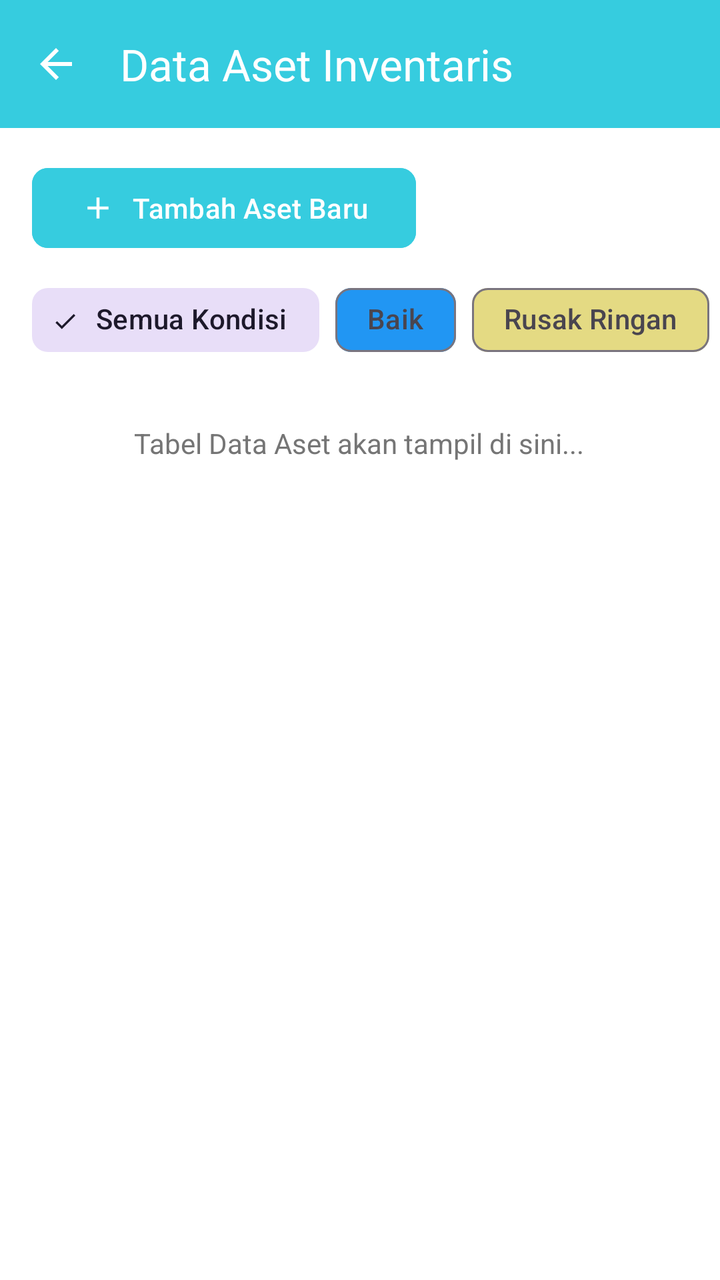
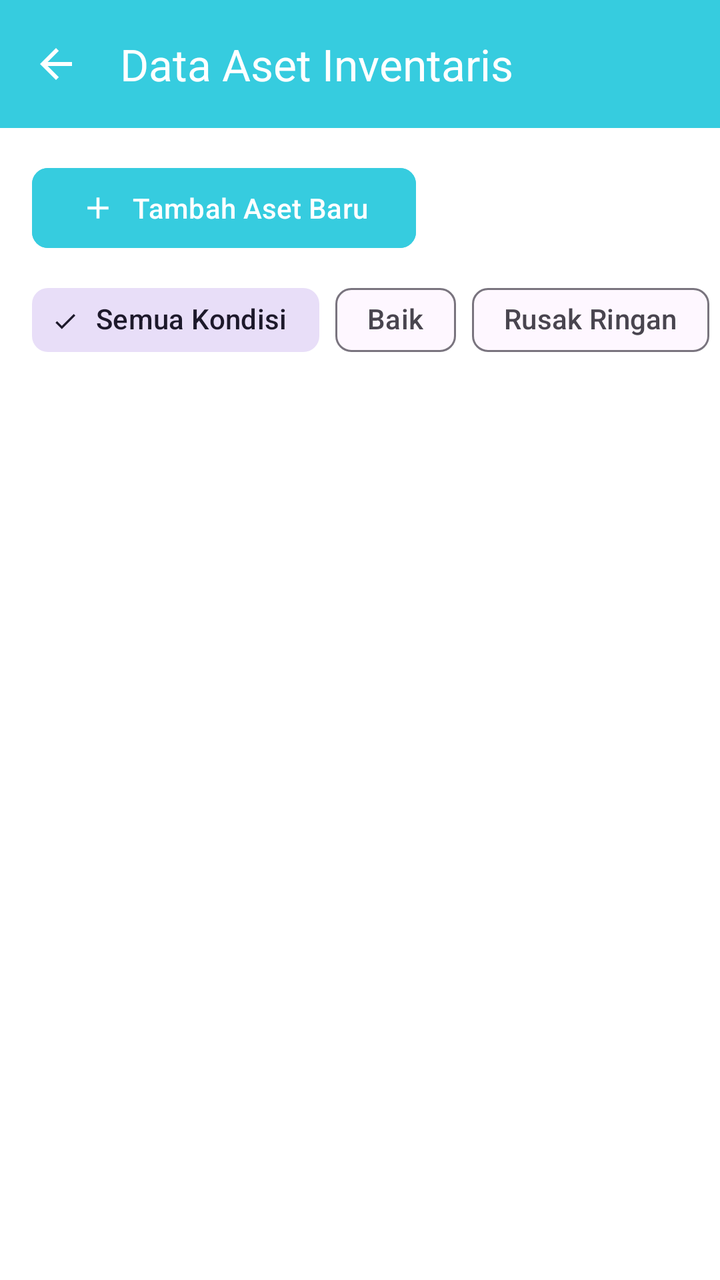

The first picture is an Android layout as it rendered before a commit; the second is the same layout after the commit. The layout source and the unified diff follow.
<!-- AndroidManifest.xml: application theme Theme.Amelcat -->
<!-- res/layout/fragment_data_aset.xml -->
<?xml version="1.0" encoding="utf-8"?>
<androidx.constraintlayout.widget.ConstraintLayout
    xmlns:android="http://schemas.android.com/apk/res/android"
    xmlns:app="http://schemas.android.com/apk/res-auto"
    xmlns:tools="http://schemas.android.com/tools"
    android:layout_width="match_parent"
    android:layout_height="match_parent"
    android:background="@color/white">

    <androidx.appcompat.widget.Toolbar
        android:id="@+id/toolbarDataAset"
        android:layout_width="match_parent"
        android:layout_height="?attr/actionBarSize"
        android:background="@color/accent"
        android:elevation="4dp"
        app:navigationIcon="@drawable/ic_arrow_back"
        app:title="Data Aset Inventaris"
        app:titleTextColor="@color/white"
        app:layout_constraintTop_toTopOf="parent" />

    <com.google.android.material.button.MaterialButton
        android:id="@+id/btnTambahAset"
        android:layout_width="wrap_content"
        android:layout_height="wrap_content"
        android:layout_margin="16dp"
        android:text="Tambah Aset Baru"
        android:textAllCaps="false"
        android:backgroundTint="@color/accent"
        app:cornerRadius="8dp"
        app:icon="@drawable/ic_add"
        app:iconGravity="textStart"
        app:layout_constraintStart_toStartOf="parent"
        app:layout_constraintTop_toBottomOf="@id/toolbarDataAset" />

    <HorizontalScrollView
        android:id="@+id/scrollChips"
        android:layout_width="match_parent"
        android:layout_height="wrap_content"
        android:layout_marginTop="8dp"
        android:scrollbars="none"
        app:layout_constraintTop_toBottomOf="@id/btnTambahAset">

        <com.google.android.material.chip.ChipGroup
            android:id="@+id/chipGroupKondisi"
            android:layout_width="wrap_content"
            android:layout_height="wrap_content"
            android:paddingHorizontal="16dp"
            app:singleSelection="true">

            <com.google.android.material.chip.Chip
                style="@style/Widget.Material3.Chip.Filter"
                android:layout_width="wrap_content"
                android:layout_height="wrap_content"
                android:checked="true"
                android:text="Semua Kondisi" />

            <com.google.android.material.chip.Chip
                style="@style/Widget.Material3.Chip.Filter"
                android:layout_width="wrap_content"
                android:layout_height="wrap_content"
                android:text="Baik"
                app:chipBackgroundColor="@color/primary" />

            <com.google.android.material.chip.Chip
                style="@style/Widget.Material3.Chip.Filter"
                android:layout_width="wrap_content"
                android:layout_height="wrap_content"
                android:text="Rusak Ringan"
                app:chipBackgroundColor="@color/kuning" />
            <com.google.android.material.chip.Chip
                style="@style/Widget.Material3.Chip.Filter"
                android:layout_width="wrap_content"
                android:layout_height="wrap_content"
                android:text="Rusak Berat"
                app:chipBackgroundColor="@color/error" />
        </com.google.android.material.chip.ChipGroup>
    </HorizontalScrollView>

    <TextView
        android:id="@+id/tvPlaceholder"
        android:layout_width="wrap_content"
        android:layout_height="wrap_content"
        android:text="Tabel Data Aset akan tampil di sini..."
        android:textColor="#757575"
        app:layout_constraintBottom_toBottomOf="parent"
        app:layout_constraintEnd_toEndOf="parent"
        app:layout_constraintHorizontal_bias="0.497"
        app:layout_constraintStart_toStartOf="parent"
        app:layout_constraintTop_toBottomOf="@id/scrollChips"
        app:layout_constraintVertical_bias="0.064" />

</androidx.constraintlayout.widget.ConstraintLayout>
<!-- resources referenced by this layout -->
<resources>
  <color name="accent">#36ccdf</color>
  <color name="error">#D32F2F</color>
  <color name="kuning">#E4DA83</color>
  <color name="primary">#2196F3</color>
  <color name="white">#FFFFFFFF</color>
  <!-- drawable ic_add (drawable) -->
  <vector xmlns:android="http://schemas.android.com/apk/res/android"
      android:height="24dp"
      android:tint="@color/white"
      android:viewportHeight="960"
      android:viewportWidth="960"
      android:width="24dp">
        
      <path android:fillColor="@android:color/white"
          android:pathData="M440,520L200,520L200,440L440,440L440,200L520,200L520,440L760,440L760,520L520,520L520,760L440,760L440,520Z"/>
      
  </vector>
  <!-- drawable ic_arrow_back (drawable) -->
  <vector xmlns:android="http://schemas.android.com/apk/res/android" android:autoMirrored="true" android:height="24dp" android:tint="#FFFFFF" android:viewportHeight="24" android:viewportWidth="24" android:width="24dp">
        
      <path android:fillColor="@android:color/white" android:pathData="M20,11H7.83l5.59,-5.59L12,4l-8,8 8,8 1.41,-1.41L7.83,13H20v-2z"/>
      
  </vector>
  <style name="Theme.Amelcat" parent="Base.Theme.Amelcat" />
  <style name="Base.Theme.Amelcat" parent="Theme.Material3.DayNight.NoActionBar">
          
          
      </style>
</resources>

<!-- the commit's change to res/layout/fragment_data_aset.xml (unified diff, before → after) -->
@@ -58,35 +58,41 @@
                 style="@style/Widget.Material3.Chip.Filter"
                 android:layout_width="wrap_content"
                 android:layout_height="wrap_content"
-                android:text="Baik"
-                app:chipBackgroundColor="@color/primary" />
+                android:text="Baik" />
 
             <com.google.android.material.chip.Chip
                 style="@style/Widget.Material3.Chip.Filter"
                 android:layout_width="wrap_content"
                 android:layout_height="wrap_content"
-                android:text="Rusak Ringan"
-                app:chipBackgroundColor="@color/kuning" />
+                android:text="Rusak Ringan" />
             <com.google.android.material.chip.Chip
                 style="@style/Widget.Material3.Chip.Filter"
                 android:layout_width="wrap_content"
                 android:layout_height="wrap_content"
-                android:text="Rusak Berat"
-                app:chipBackgroundColor="@color/error" />
+                android:text="Rusak Berat" />
         </com.google.android.material.chip.ChipGroup>
     </HorizontalScrollView>
 
+    <androidx.recyclerview.widget.RecyclerView
+        android:id="@+id/rvDataAset"
+        android:layout_width="match_parent"
+        android:layout_height="0dp"
+        android:layout_marginTop="8dp"
+        android:paddingHorizontal="16dp"
+        android:clipToPadding="false"
+        app:layout_constraintBottom_toBottomOf="parent"
+        app:layout_constraintTop_toBottomOf="@id/scrollChips"
+        tools:listitem="@android:layout/simple_list_item_2" />
+
     <TextView
-        android:id="@+id/tvPlaceholder"
+        android:id="@+id/tvEmpty"
         android:layout_width="wrap_content"
         android:layout_height="wrap_content"
-        android:text="Tabel Data Aset akan tampil di sini..."
-        android:textColor="#757575"
+        android:text="Belum ada data aset"
+        android:visibility="gone"
         app:layout_constraintBottom_toBottomOf="parent"
         app:layout_constraintEnd_toEndOf="parent"
-        app:layout_constraintHorizontal_bias="0.497"
         app:layout_constraintStart_toStartOf="parent"
-        app:layout_constraintTop_toBottomOf="@id/scrollChips"
-        app:layout_constraintVertical_bias="0.064" />
+        app:layout_constraintTop_toBottomOf="@id/scrollChips" />
 
 </androidx.constraintlayout.widget.ConstraintLayout>
<!-- resource entries referenced after the edit -->
@@ -1,9 +1,6 @@
 <!-- resources referenced by this layout -->
 <resources>
   <color name="accent">#36ccdf</color>
-  <color name="error">#D32F2F</color>
-  <color name="kuning">#E4DA83</color>
-  <color name="primary">#2196F3</color>
   <color name="white">#FFFFFFFF</color>
   <!-- drawable ic_add (drawable) -->
   <vector xmlns:android="http://schemas.android.com/apk/res/android"
